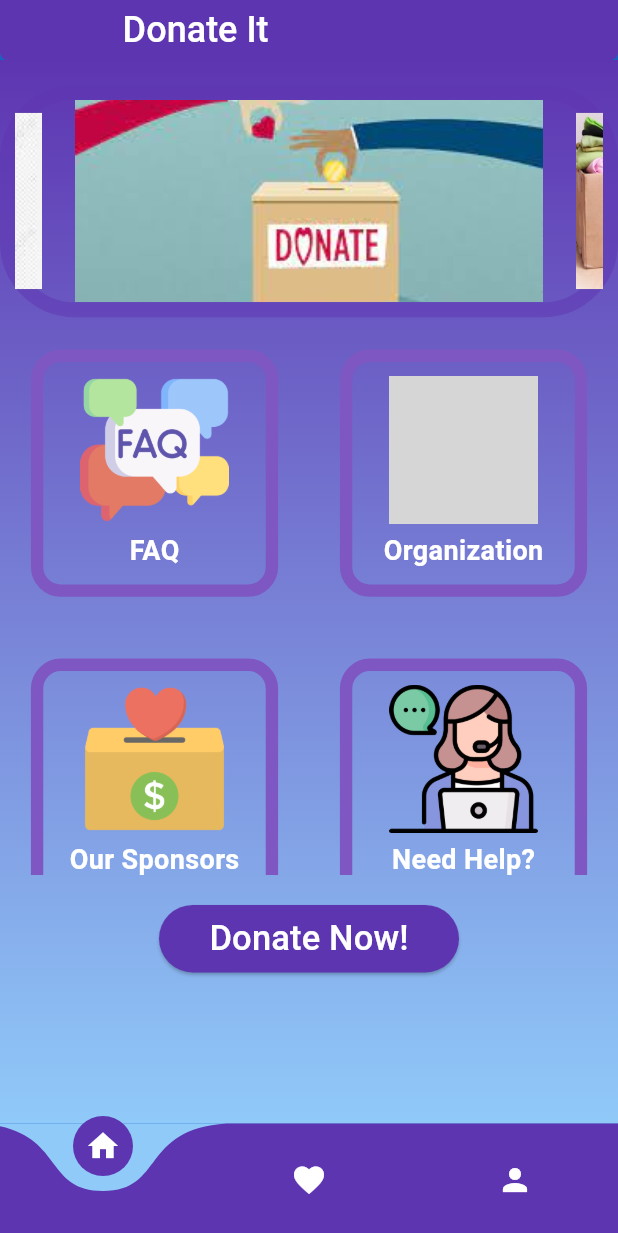
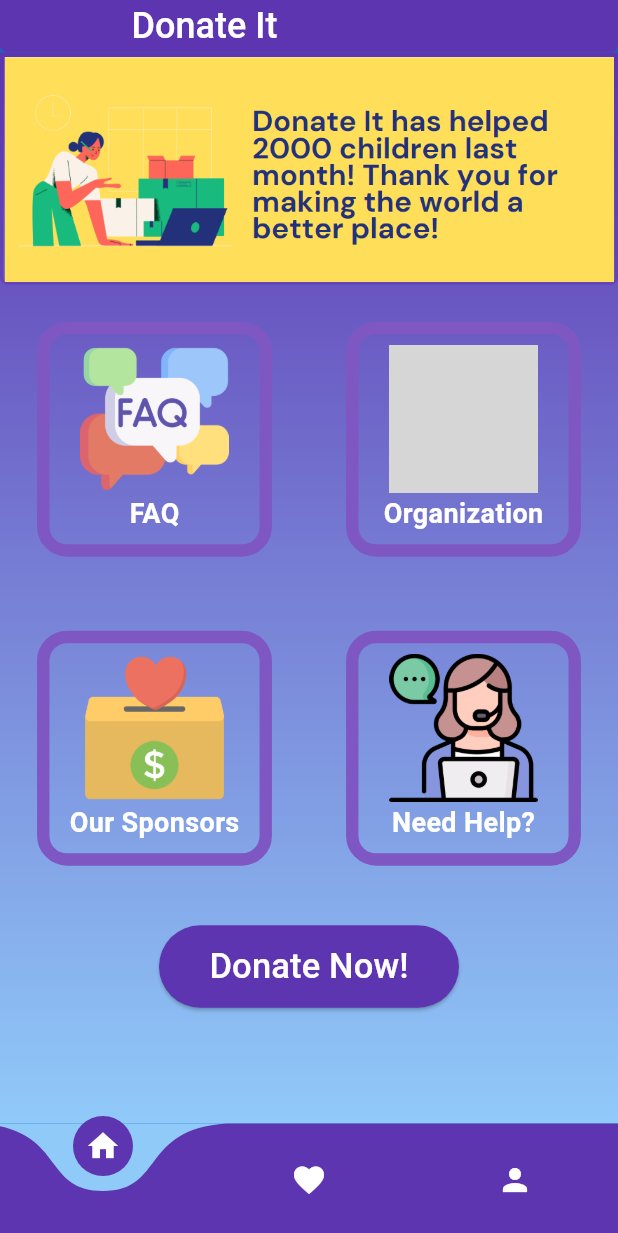
Before and after one commit to ozgeozerr/DonateItProject, a Flutter app: the NextPage screen opened directly, on a phone screen of 412 x 824 dp. Shown: the top 1233 px of the screen. Run offline on Flutter 3.47's test engine with Material 3 defaults, Android fonts, the phone set to English and light mode, and no system bars; drawn by our look-alikes of carousel_slider, curved_navigation_bar; our stand-ins replace cloud_firestore, firebase_auth, firebase_core, firebase_storage, flutter_svg, google_sign_in and 1 more; accounts and stored records are empty; network calls fail; grey boxes are pictures that could not be loaded.

Commit message:
New donation history page, changes in the UI design.

```diff
--- a/lib/pages/login_page.dart
+++ b/lib/pages/login_page.dart
@@ -106,7 +106,7 @@ class _LoginPageState extends State<LoginPage> {
               .height,
           decoration: BoxDecoration(
             gradient: LinearGradient(
-              colors: [Color(0xFFB39CD0), Color(0xFF9FD7F1)],
+              colors: [Colors.deepPurple.shade600, Colors.blue.shade200],
               begin: Alignment.topCenter,
               end: Alignment.bottomCenter,
             ),
@@ -128,7 +128,8 @@ class _LoginPageState extends State<LoginPage> {
                       'Welcome back you\'ve been missed!',
                       style: TextStyle(
                         color: Colors.black,
-                        fontSize: 16,
+                        fontWeight: FontWeight.w500,
+                        fontSize: 19,
                       ),
                     ),
                     SizedBox(height: 25),
--- a/lib/pages/next_page.dart
+++ b/lib/pages/next_page.dart
@@ -74,7 +74,7 @@ class NextPage extends StatelessWidget {
       ),
       appBar: AppBar(
         title: Text(
-          '           Donate It',
+          '            Donate It',
           style: TextStyle(
             color: Colors.white,
             fontSize: 24,
@@ -90,7 +90,7 @@ class NextPage extends StatelessWidget {
                 5),
           ),
         ),
-        toolbarHeight: 40,
+        toolbarHeight: 35,
       ),
       body: Container(
         decoration: BoxDecoration(
@@ -105,30 +105,30 @@ class NextPage extends StatelessWidget {
         ),
         child: Column(
           children: <Widget>[
-            SizedBox(height: MediaQuery.of(context).size.height * 0.02),
+            SizedBox(height: MediaQuery.of(context).size.height * 0.001),
             Container(
               decoration: BoxDecoration(
                 border: Border.all(
                   color: Colors.deepPurple.shade600.withOpacity(0.5),
-                  width: 10,
+                  width: 2,
                 ),
-                borderRadius: BorderRadius.circular(50),
+                borderRadius: BorderRadius.circular(5),
               ),
               child: CarouselSlider(
                 options: CarouselOptions(
-                  height: 135.0,
+                  height: 150.0,
                   enlargeCenterPage: true,
                   autoPlay: true,
                   aspectRatio: 16 / 9,
                   autoPlayCurve: Curves.fastOutSlowIn,
                   enableInfiniteScroll: true,
                   autoPlayAnimationDuration: Duration(milliseconds: 800),
-                  viewportFraction: 0.8,
+                  viewportFraction: 1,
                 ),
                 items: [
-                  'lib/images/slide1.jpg',
-                  'lib/images/slide2.jpg',
-                  'lib/images/slide3.jpg',
+                  'lib/images/slide_first_news.png',
+                  'lib/images/slide_second.png',
+                  'lib/images/Screenshot 2024-02-18 170511.png',
                 ].map((item) {
                   return Builder(
                     builder: (BuildContext context) {
@@ -148,9 +148,9 @@ class NextPage extends StatelessWidget {
                 }).toList(),
               ),
             ),
-            SizedBox(height: 1),
+
             SizedBox(
-              height: MediaQuery.of(context).size.height * 0.45,
+              height: MediaQuery.of(context).size.height * 0.50,
               child: GridView.count(
                 crossAxisCount: 2,
                 shrinkWrap: true,
@@ -192,7 +192,7 @@ class NextPage extends StatelessWidget {
                       }
                     },
                     child: Container(
-                      margin: EdgeInsets.all(MediaQuery.of(context).size.width * 0.05),
+                      margin: EdgeInsets.all(MediaQuery.of(context).size.width * 0.06),
                       decoration: BoxDecoration(
                         border: Border.all(
                           color: Colors.deepPurple.shade400,
@@ -209,7 +209,7 @@ class NextPage extends StatelessWidget {
                             height: MediaQuery.of(context).size.height * 0.12,
                             width: MediaQuery.of(context).size.height * 0.12,
                           ),
-                          SizedBox(height: 5),
+                          SizedBox(height: 1),
                           Text(
                             boxData[index]['text'],
                             style: TextStyle(
@@ -225,9 +225,9 @@ class NextPage extends StatelessWidget {
                 }),
               ),
             ),
-            SizedBox(height: 20),
+            SizedBox(height: 15),
             SizedBox(
-              height: 45,
+              height: 55,
               child: ElevatedButton(
                 onPressed: () {
                   Navigator.of(context).push(MaterialPageRoute(
--- a/lib/pages/profile_page.dart
+++ b/lib/pages/profile_page.dart
@@ -62,7 +62,7 @@ class ProfilePage extends StatelessWidget {
               ),
               child: Center(
                 child: Text(
-                  'Hello, welcome back',
+                  'Hello, welcome back.',
                   style: TextStyle(
                     color: Colors.white,
                     fontSize: 24,
--- a/lib/screens/tutorial_screen.dart
+++ b/lib/screens/tutorial_screen.dart
@@ -132,7 +132,7 @@ class Tutorial {
 final List<Tutorial> demo_data =  [
   Tutorial(
     image: "lib/images/security.png",
-    title: "First, Login to \nexplore DonateIt",
+    title: "First, Login to \nexplore Donate It",
     description: "If you are new, Sign in with your email or Google account!",
   ),
   Tutorial(
--- a/lib/screens/welcome_screen.dart
+++ b/lib/screens/welcome_screen.dart
@@ -32,7 +32,7 @@ class _WelcomeScreenState extends State<WelcomeScreen> with TickerProviderStateM
           gradient: LinearGradient(
             begin: Alignment.topCenter,
             end: Alignment.bottomCenter,
-            colors: [Color(0xFFB39CD0), Color(0xFF9FD7F1)],
+            colors: [Colors.deepPurple.shade600 , Colors.blue.shade200],
           ),
         ),
         child: Center(
@@ -43,7 +43,7 @@ class _WelcomeScreenState extends State<WelcomeScreen> with TickerProviderStateM
               FadeTransition(
                 opacity: _opacityAnimation,
                 child: Text(
-                  'Welcome to DonateIt',
+                  'Welcome to Donate It',
                   style: TextStyle(
                     fontSize: 24.0,
                     fontWeight: FontWeight.bold,
@@ -97,7 +97,7 @@ class _WelcomeScreenState extends State<WelcomeScreen> with TickerProviderStateM
                     style: TextStyle(
                       fontSize: 18.0,
                       fontWeight: FontWeight.bold,
-                      color: Color(0xFF8B67B0),
+                      color: Colors.deepPurple.shade500,
                     ),
                   ),
                 ),
```
Also changed, not shown: lib/pages/donation_history.dart (+17 -4 lines), lib/images/Screenshot 2024-02-18 170511.png (added), lib/images/slide1.jpg (deleted), lib/images/slide2.jpg (deleted), lib/images/slide3.jpg (deleted), lib/images/slide_first_news.png (added), lib/images/slide_second.png (added), pubspec.lock.
